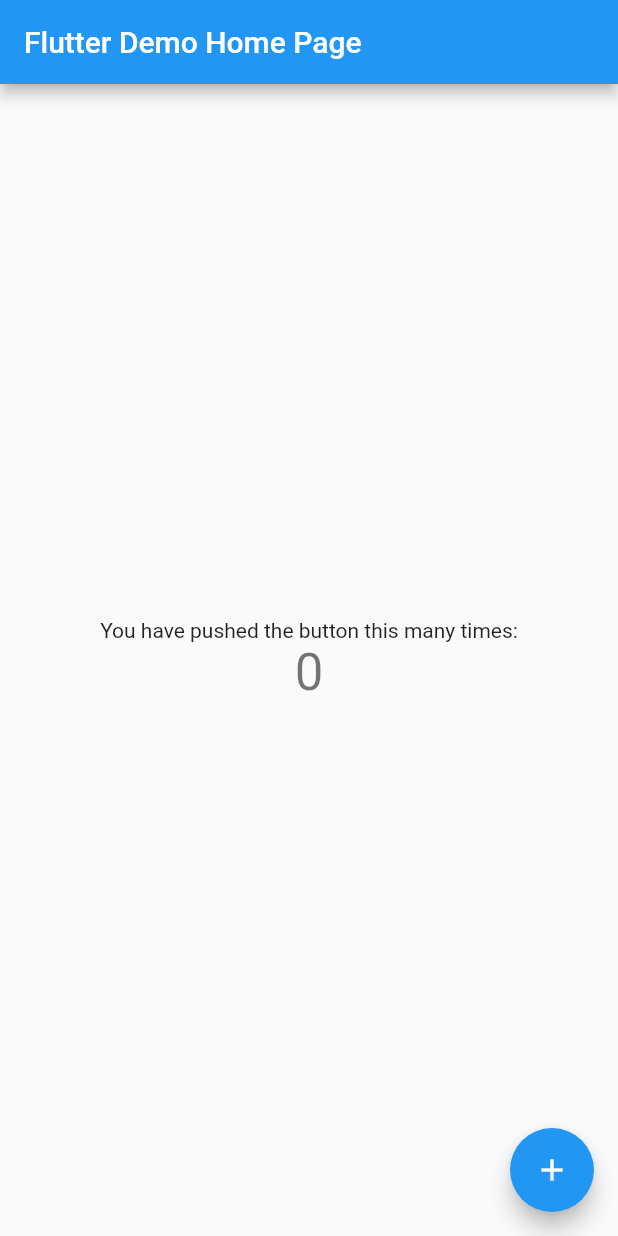
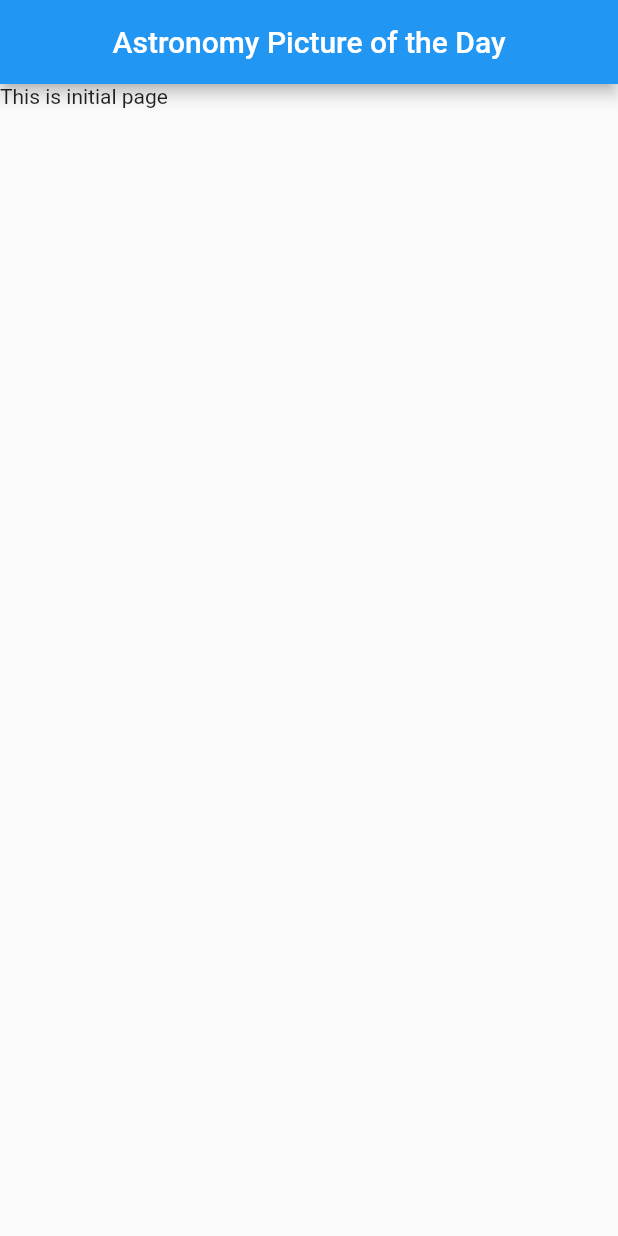
Before and after one commit to euclidesgc/nasa_picture, a Flutter app: the screen it shows after launch, on a phone screen of 412 x 824 dp. Run offline on Flutter 3.47's test engine with Material 2 defaults, Android fonts, the phone set to English and light mode, and no system bars; our stand-ins replace flutter_modular.

```diff
--- /dev/null
+++ b/lib/app_widget.dart
@@ -0,0 +1,16 @@
+import 'package:flutter/material.dart';
+import 'package:flutter_modular/flutter_modular.dart';
+
+class AppWidget extends StatelessWidget {
+  const AppWidget({Key? key}) : super(key: key);
+
+  @override
+  Widget build(BuildContext context) {
+    return MaterialApp.router(
+      title: 'My Smart App',
+      theme: ThemeData(primarySwatch: Colors.blue),
+      routeInformationParser: Modular.routeInformationParser,
+      routerDelegate: Modular.routerDelegate,
+    ); //added by extension
+  }
+}
--- /dev/null
+++ b/lib/home/home_page.dart
@@ -0,0 +1,22 @@
+import 'package:flutter/material.dart';
+
+class HomePage extends StatelessWidget {
+  const HomePage({Key? key}) : super(key: key);
+
+  @override
+  Widget build(BuildContext context) {
+    return Scaffold(
+      appBar: AppBar(
+        title: const Text('Astronomy Picture of the Day'),
+        centerTitle: true,
+      ),
+      body: SingleChildScrollView(
+        child: Column(
+          children: const [
+            Text('This is initial page'),
+          ],
+        ),
+      ),
+    );
+  }
+}
--- a/lib/main.dart
+++ b/lib/main.dart
@@ -1,115 +1,14 @@
 import 'package:flutter/material.dart';
+import 'package:flutter_modular/flutter_modular.dart';
+
+import 'app_module.dart';
+import 'app_widget.dart';
 
 void main() {
-  runApp(const MyApp());
+  return runApp(
+    ModularApp(
+      module: AppModule(),
+      child: const AppWidget(),
+    ),
+  );
 }
-
-class MyApp extends StatelessWidget {
-  const MyApp({Key? key}) : super(key: key);
-
-  // This widget is the root of your application.
-  @override
-  Widget build(BuildContext context) {
-    return MaterialApp(
-      title: 'Flutter Demo',
-      theme: ThemeData(
-        // This is the theme of your application.
-        //
-        // Try running your application with "flutter run". You'll see the
-        // application has a blue toolbar. Then, without quitting the app, try
-        // changing the primarySwatch below to Colors.green and then invoke
-        // "hot reload" (press "r" in the console where you ran "flutter run",
-        // or simply save your changes to "hot reload" in a Flutter IDE).
-        // Notice that the counter didn't reset back to zero; the application
-        // is not restarted.
-        primarySwatch: Colors.blue,
-      ),
-      home: const MyHomePage(title: 'Flutter Demo Home Page'),
-    );
-  }
-}
-
-class MyHomePage extends StatefulWidget {
-  const MyHomePage({Key? key, required this.title}) : super(key: key);
-
-  // This widget is the home page of your application. It is stateful, meaning
-  // that it has a State object (defined below) that contains fields that affect
-  // how it looks.
-
-  // This class is the configuration for the state. It holds the values (in this
-  // case the title) provided by the parent (in this case the App widget) and
-  // used by the build method of the State. Fields in a Widget subclass are
-  // always marked "final".
-
-  final String title;
-
-  @override
-  State<MyHomePage> createState() => _MyHomePageState();
-}
-
-class _MyHomePageState extends State<MyHomePage> {
-  int _counter = 0;
-
-  void _incrementCounter() {
-    setState(() {
-      // This call to setState tells the Flutter framework that something has
-      // changed in this State, which causes it to rerun the build method below
-      // so that the display can reflect the updated values. If we changed
-      // _counter without calling setState(), then the build method would not be
-      // called again, and so nothing would appear to happen.
-      _counter++;
-    });
-  }
-
-  @override
-  Widget build(BuildContext context) {
-    // This method is rerun every time setState is called, for instance as done
-    // by the _incrementCounter method above.
-    //
-    // The Flutter framework has been optimized to make rerunning build methods
-    // fast, so that you can just rebuild anything that needs updating rather
-    // than having to individually change instances of widgets.
-    return Scaffold(
-      appBar: AppBar(
-        // Here we take the value from the MyHomePage object that was created by
-        // the App.build method, and use it to set our appbar title.
-        title: Text(widget.title),
-      ),
-      body: Center(
-        // Center is a layout widget. It takes a single child and positions it
-        // in the middle of the parent.
-        child: Column(
-          // Column is also a layout widget. It takes a list of children and
-          // arranges them vertically. By default, it sizes itself to fit its
-          // children horizontally, and tries to be as tall as its parent.
-          //
-          // Invoke "debug painting" (press "p" in the console, choose the
-          // "Toggle Debug Paint" action from the Flutter Inspector in Android
-          // Studio, or the "Toggle Debug Paint" command in Visual Studio Code)
-          // to see the wireframe for each widget.
-          //
-          // Column has various properties to control how it sizes itself and
-          // how it positions its children. Here we use mainAxisAlignment to
-          // center the children vertically; the main axis here is the vertical
-          // axis because Columns are vertical (the cross axis would be
-          // horizontal).
-          mainAxisAlignment: MainAxisAlignment.center,
-          children: <Widget>[
-            const Text(
-              'You have pushed the button this many times:',
-            ),
-            Text(
-              '$_counter',
-              style: Theme.of(context).textTheme.headline4,
-            ),
-          ],
-        ),
-      ),
-      floatingActionButton: FloatingActionButton(
-        onPressed: _incrementCounter,
-        tooltip: 'Increment',
-        child: const Icon(Icons.add),
-      ), // This trailing comma makes auto-formatting nicer for build methods.
-    );
-  }
-}
```
Also changed, not shown: lib/app_module.dart (added, +13 -0 lines), 1 other file.
